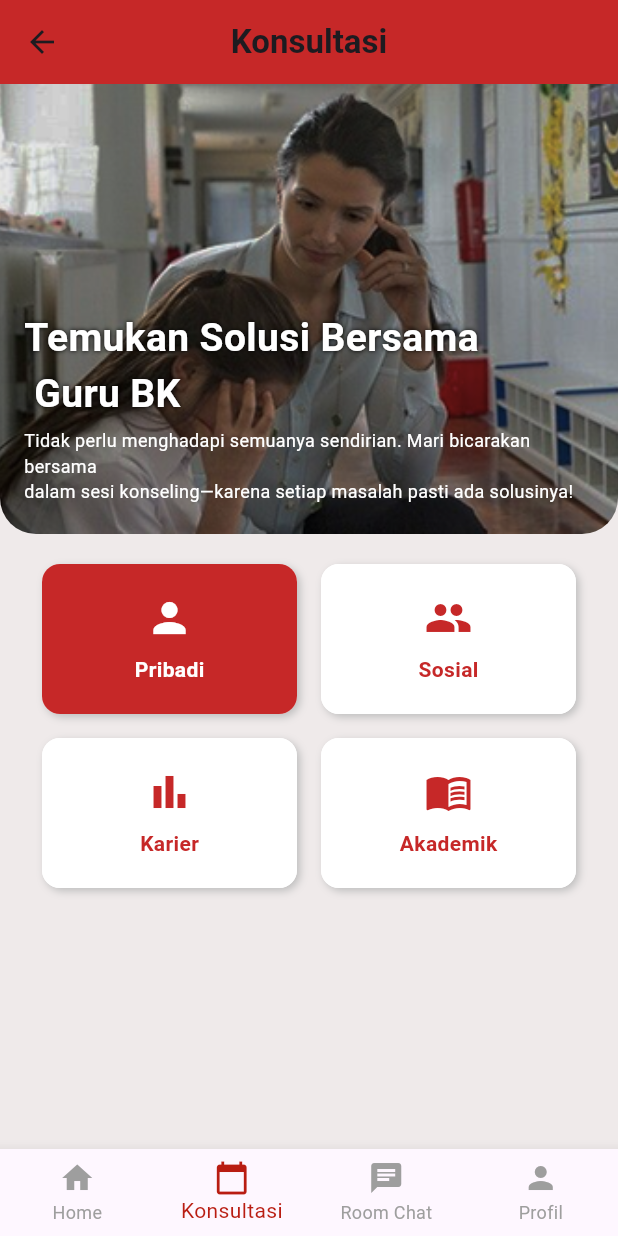
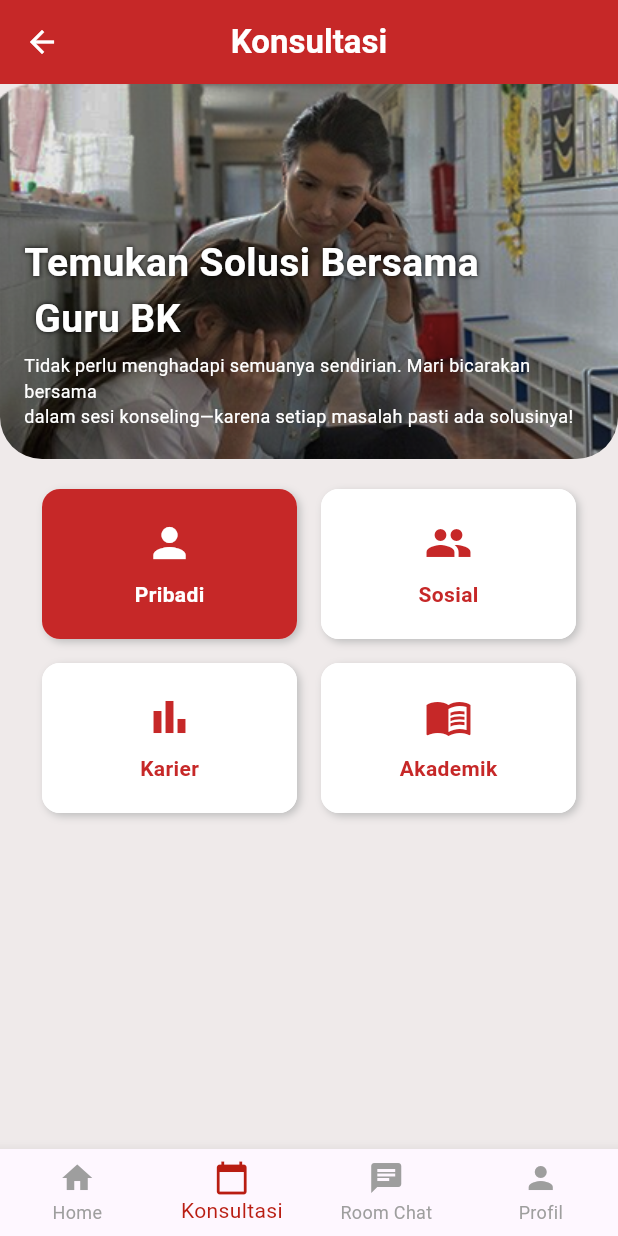
Before and after one commit to saeffii02/Bimko, a Flutter app: the KonsultasiPage screen opened directly, on a phone screen of 412 x 824 dp. Run offline on Flutter 3.47's test engine with Material 3 defaults, Android fonts, the phone set to English and light mode, and no system bars; our stand-ins replace firebase_auth, firebase_core, fl_chart, table_calendar; accounts and stored records are empty; Roboto replaces fonts that are missing (Rhodium Libre).

Commit message:
edit halaman konsul

```diff
--- a/lib/konsultasi.dart
+++ b/lib/konsultasi.dart
@@ -52,21 +52,26 @@ class _KonsultasiPageState extends State<KonsultasiPage> {
       appBar: AppBar(
         backgroundColor: Colors.red[800],
         elevation: 0,
-        leading: const Icon(Icons.arrow_back),
+        leading: const Icon(Icons.arrow_back, color: Colors.white),
         centerTitle: true,
-        title: const Text("Konsultasi", style: TextStyle(fontWeight: FontWeight.bold)),
+        title: const Text("Konsultasi",
+        style: TextStyle(
+          fontWeight: FontWeight.bold,
+          color: Colors.white,
+          )
+        ),
       ),
       body: Column(
         children: [
           Stack(
             children: [
               Container(
-                height: 300,
+                height: 250,
                 width: double.infinity,
                 child: ClipRRect(
                   borderRadius: const BorderRadius.only(
-                    bottomLeft: Radius.circular(24),
-                    bottomRight: Radius.circular(24),
+                    bottomLeft: Radius.circular(28),
+                    bottomRight: Radius.circular(28),
                   ),
                   child: Image.asset(
                     'assets/img/gambar konsul.png',
```
